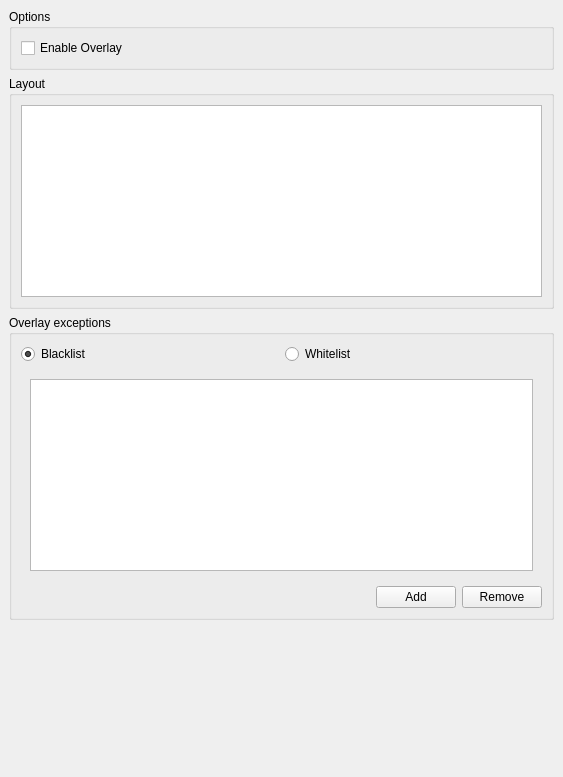
This is src/mumble/Overlay.ui in mumble-voip/mumble as Qt 5 draws it before an edit. The edited form follows.
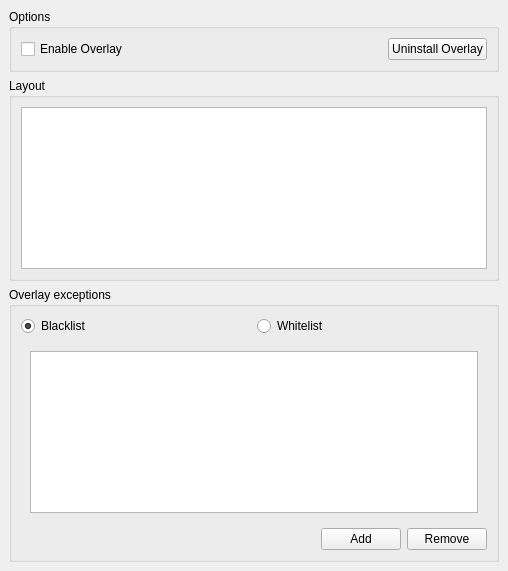
This is the edited form. Icons and pictures are not drawn.

Commit message: Installable overlay for OSX.

What changed in the file:
```diff
--- a/src/mumble/Overlay.ui
+++ b/src/mumble/Overlay.ui
@@ -6,8 +6,8 @@
    <rect>
     <x>0</x>
     <y>0</y>
-    <width>563</width>
-    <height>777</height>
+    <width>508</width>
+    <height>571</height>
    </rect>
   </property>
   <property name="windowTitle">
@@ -29,7 +29,7 @@
          <property name="title">
           <string>Options</string>
          </property>
-         <layout class="QVBoxLayout">
+         <layout class="QHBoxLayout" name="horizontalLayout_7">
           <item>
            <widget class="QCheckBox" name="qcbEnable">
             <property name="toolTip">
@@ -43,6 +43,26 @@
             </property>
            </widget>
           </item>
+          <item>
+           <spacer name="horizontalSpacer_6">
+            <property name="orientation">
+             <enum>Qt::Horizontal</enum>
+            </property>
+            <property name="sizeHint" stdset="0">
+             <size>
+              <width>40</width>
+              <height>20</height>
+             </size>
+            </property>
+           </spacer>
+          </item>
+          <item>
+           <widget class="QPushButton" name="qpbUninstall">
+            <property name="text">
+             <string>Uninstall Overlay</string>
+            </property>
+           </widget>
+          </item>
          </layout>
         </widget>
        </item>
```
Left out of the diff: 2 changed lines with no effect on the pictures. The commit also changes 8 other files.
